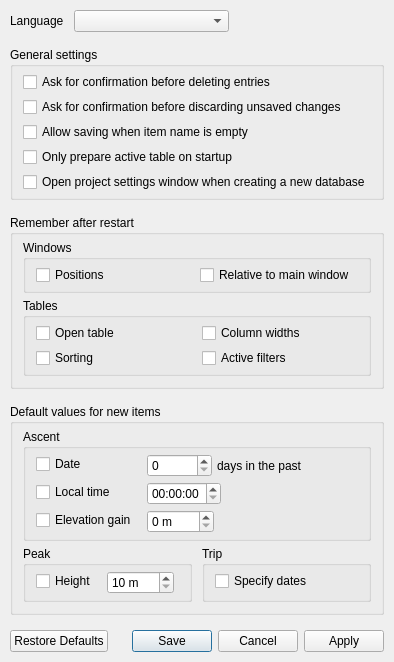
First picture: the form in src/ui/settings_window.ui, repository svetter/pal, before the edit.
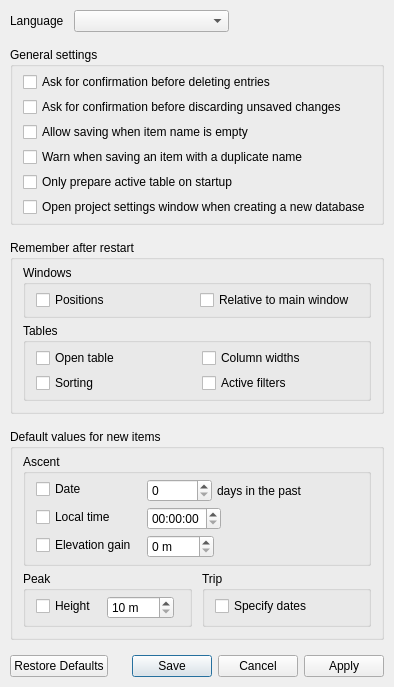
Second picture: the form after the edit.

Commit message: Add setting for duplicate name warnings (#147)

Patch:
```diff
--- a/src/ui/settings_window.ui
+++ b/src/ui/settings_window.ui
@@ -7,7 +7,7 @@
     <x>0</x>
     <y>0</y>
     <width>400</width>
-    <height>733</height>
+    <height>758</height>
    </rect>
   </property>
   <property name="sizePolicy">
@@ -133,6 +133,13 @@
         </property>
        </widget>
       </item>
+      <item>
+       <widget class="QCheckBox" name="warnAboutDuplicateNamesCheckbox">
+        <property name="text">
+         <string>Warn when saving an item with a duplicate name</string>
+        </property>
+       </widget>
+      </item>
       <item>
        <widget class="QCheckBox" name="onlyPrepareActiveTableCheckbox">
         <property name="text">
```
The commit also changes 2 other files.
